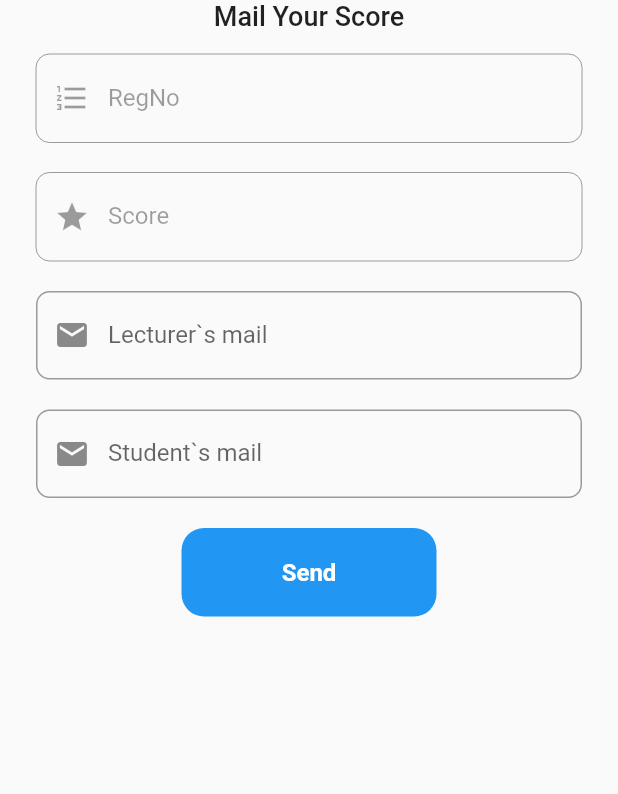
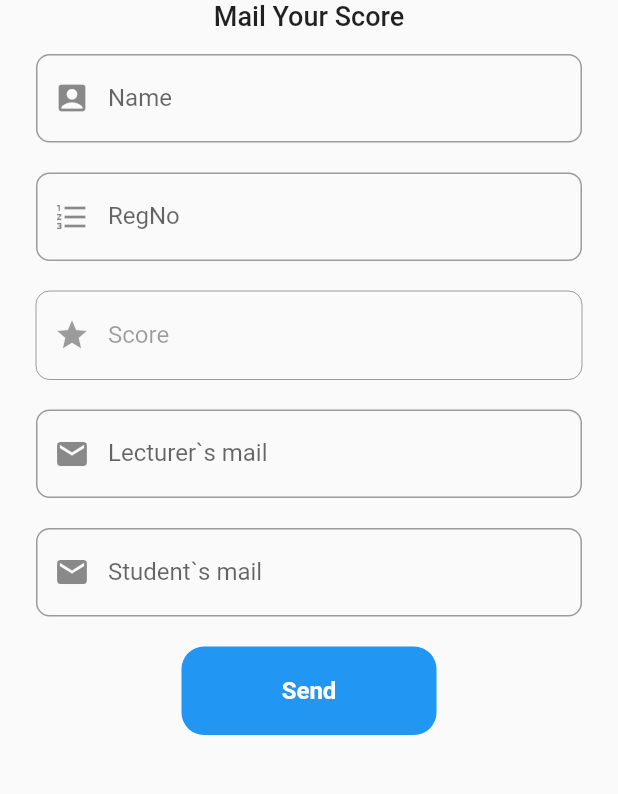
Before and after one commit to JideijeEmeka/quizmaker, a Flutter app: the MailQuiz screen opened directly, on a phone screen of 412 x 824 dp, the part 324-1118 px from its top. Run offline on Flutter 3.47's test engine with Material 2 defaults, Android fonts, the phone set to English and light mode, and no system bars; our stand-ins replace cloud_firestore, firebase_auth, firebase_core, random_string, shared_preferences; accounts and stored records are empty.

Commit message:
updated "name" to mail score page

```diff
--- a/lib/services/database.dart
+++ b/lib/services/database.dart
@@ -26,6 +26,10 @@ class DatabaseService {
     return FirebaseFirestore.instance.collection("Quiz").snapshots();
   }
 
+  // getMailData() async {
+  //   return FirebaseFirestore.instance.collection("Mail").snapshots();
+  // }
+
   getQuizData(String quizId) async {
     return await FirebaseFirestore.instance
         .collection("Quiz")
--- a/lib/views/MailQuiz.dart
+++ b/lib/views/MailQuiz.dart
@@ -40,7 +40,7 @@ class _MailQuizState extends State<MailQuiz> {
             )
           : Form(
               key: _formkey,
-              child: Container(
+              child: SingleChildScrollView(child: Center(child: Container(
                 margin: EdgeInsets.symmetric(horizontal: 24),
                 child: Column(
                   children: [
@@ -55,7 +55,18 @@ class _MailQuizState extends State<MailQuiz> {
                             fontSize: 18,
                             fontStyle: FontStyle.normal,
                             fontWeight: FontWeight.w500)),
-                    SizedBox(height: 15),
+                            SizedBox(height: 15),
+                    TextFormField(
+                        decoration: InputDecoration(
+                          prefixIcon: Icon(Icons.account_box),
+                          border: OutlineInputBorder(
+                            borderRadius: BorderRadius.circular(9),
+                          ),
+                          labelText: "Name",
+                            // enabled: false,
+                        ),
+                      ),
+                    SizedBox(height: 20),
                     TextFormField(
                         decoration: InputDecoration(
                           prefixIcon: Icon(Icons.format_list_numbered),
@@ -63,7 +74,7 @@ class _MailQuizState extends State<MailQuiz> {
                             borderRadius: BorderRadius.circular(9),
                           ),
                           labelText: "RegNo",
-                            enabled: false,
+                            // enabled: false,
                         ),
                       ),
                     SizedBox(height: 20),
@@ -143,9 +154,10 @@ class _MailQuizState extends State<MailQuiz> {
                         ),
                       ),
                     ),
+                    SizedBox(height: 20),
                   ],
                 ),
-              ),
+              ),),)
             ),
     );
   }
--- a/lib/views/home_tutor.dart
+++ b/lib/views/home_tutor.dart
@@ -4,7 +4,6 @@ import 'package:cloud_firestore/cloud_firestore.dart';
 import 'package:firebase_auth/firebase_auth.dart';
 import 'package:flutter/material.dart';
 import 'package:quiz_maker/services/database.dart';
-import 'package:quiz_maker/views/play_quiz.dart';
 import 'package:quiz_maker/views/play_quizTutor.dart';
 import 'package:quiz_maker/views/signin_tutor.dart';
 import 'package:quiz_maker/widgets/widgets.dart';
--- a/lib/views/result.dart
+++ b/lib/views/result.dart
@@ -4,6 +4,7 @@ import 'package:quiz_maker/widgets/widgets.dart';
 
 class Results extends StatefulWidget {
   final int correct, incorrect, total;
+
   Results(
       {@required this.correct, @required this.incorrect, @required this.total});
 
```
Also changed, not shown: lib/connectivity_provider.dart (deleted, +0 -57 lines), lib/no_internet.dart (deleted, +0 -37 lines).
